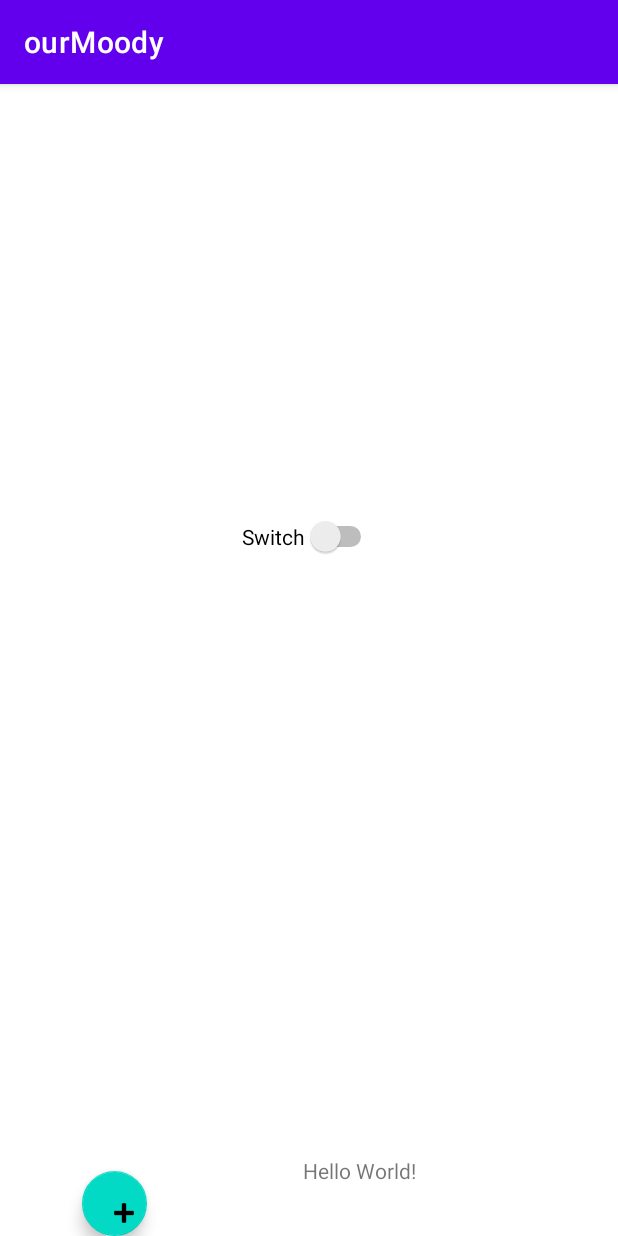
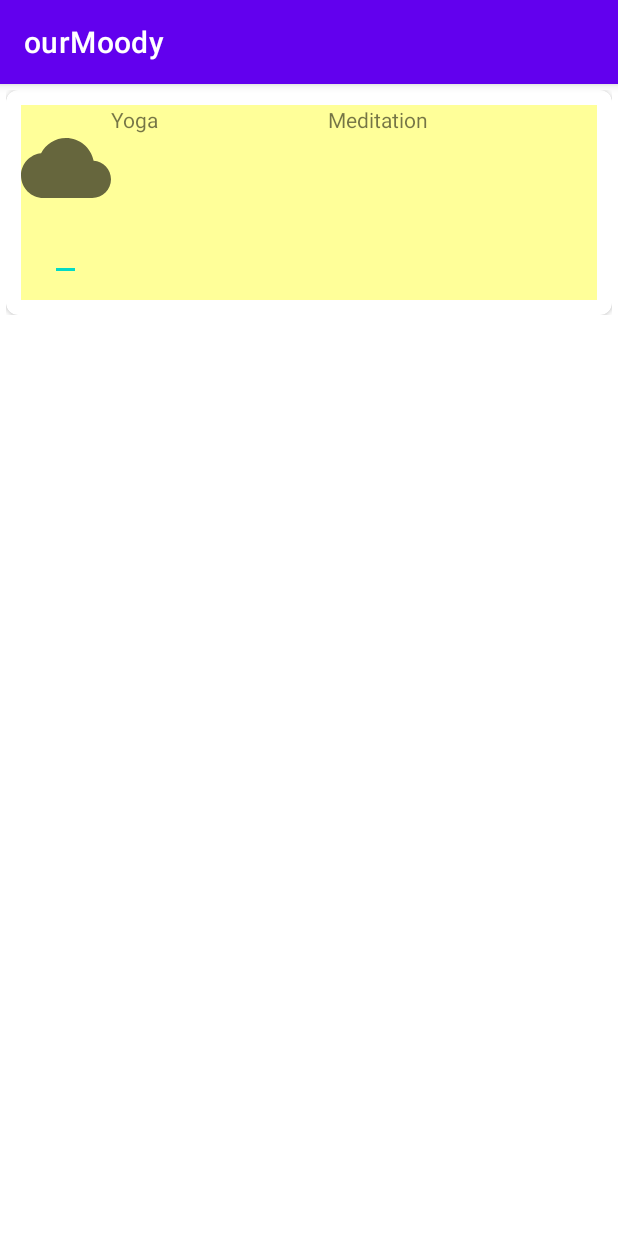
Before and after one commit to chrlnsan/ourMoody, an Android app: the screen it shows after launch (MainActivity), on a phone screen of 412 x 824 dp. Run offline under Robolectric (Android 15) with nearby library versions, the phone set to English and light mode, and no system bars.

Commit message:
entry layout

```diff
--- a/app/build.gradle
+++ b/app/build.gradle
@@ -33,6 +33,9 @@ dependencies {
     implementation 'androidx.appcompat:appcompat:1.2.0'
     implementation 'com.google.android.material:material:1.3.0'
     implementation 'androidx.constraintlayout:constraintlayout:2.0.4'
+    implementation 'androidx.navigation:navigation-fragment:2.2.2'
+    implementation 'androidx.navigation:navigation-ui:2.2.2'
+    implementation 'androidx.legacy:legacy-support-v4:1.0.0'
     testImplementation 'junit:junit:4.+'
     androidTestImplementation 'androidx.test.ext:junit:1.1.2'
     androidTestImplementation 'androidx.test.espresso:espresso-core:3.3.0'
--- /dev/null
+++ b/app/src/main/res/drawable/ic_cloudy.xml
@@ -0,0 +1,10 @@
+<vector xmlns:android="http://schemas.android.com/apk/res/android"
+    android:width="24dp"
+    android:height="24dp"
+    android:viewportWidth="24"
+    android:viewportHeight="24"
+    android:tint="?attr/colorControlNormal">
+  <path
+      android:fillColor="@android:color/white"
+      android:pathData="M19.36,10.04C18.67,6.59 15.64,4 12,4 9.11,4 6.6,5.64 5.35,8.04 2.34,8.36 0,10.91 0,14c0,3.31 2.69,6 6,6h13c2.76,0 5,-2.24 5,-5 0,-2.64 -2.05,-4.78 -4.64,-4.96z"/>
+</vector>
--- /dev/null
+++ b/app/src/main/res/drawable/round_button.xml
@@ -0,0 +1,4 @@
+<?xml version="1.0" encoding="utf-8"?>
+<shape xmlns:android="http://schemas.android.com/apk/res/android">
+    <corners android:radius="10dp"/>
+</shape>
--- a/app/src/main/res/layout/activity_main.xml
+++ b/app/src/main/res/layout/activity_main.xml
@@ -1,48 +1,80 @@
 <?xml version="1.0" encoding="utf-8"?>
-<androidx.constraintlayout.widget.ConstraintLayout xmlns:android="http://schemas.android.com/apk/res/android"
+<LinearLayout xmlns:android="http://schemas.android.com/apk/res/android"
     xmlns:app="http://schemas.android.com/apk/res-auto"
     xmlns:tools="http://schemas.android.com/tools"
     android:layout_width="match_parent"
-    android:layout_height="match_parent"
-    tools:context=".MainActivity">
+    android:layout_height="wrap_content"
+    android:layout_margin="4dp"
+    android:orientation="horizontal">
 
-    <TextView
-        android:id="@+id/textView"
-        android:layout_width="wrap_content"
+
+    <androidx.cardview.widget.CardView
+        android:id="@+id/cv_cardView"
+        android:layout_width="match_parent"
         android:layout_height="wrap_content"
-        android:layout_marginStart="104dp"
-        android:layout_marginLeft="104dp"
-        android:text="Hello World!"
-        app:layout_constraintBottom_toBottomOf="parent"
-        app:layout_constraintHorizontal_bias="0.704"
-        app:layout_constraintLeft_toLeftOf="parent"
-        app:layout_constraintRight_toRightOf="parent"
-        app:layout_constraintStart_toEndOf="@+id/floatingActionButton3"
-        app:layout_constraintTop_toTopOf="parent"
-        app:layout_constraintVertical_bias="0.955" />
+        android:backgroundTint="#FFFFFF"
+        android:clickable="true"
+        android:focusable="true"
+        app:cardCornerRadius="8dp">
 
-    <Switch
-        android:id="@+id/switch1"
-        android:layout_width="wrap_content"
-        android:layout_height="wrap_content"
-        android:layout_marginBottom="111dp"
-        android:text="Switch"
-        app:layout_constraintBottom_toTopOf="@+id/textView"
-        app:layout_constraintEnd_toEndOf="parent"
-        app:layout_constraintStart_toStartOf="parent"
-        app:layout_constraintTop_toTopOf="parent" />
 
-    <com.google.android.material.floatingactionbutton.FloatingActionButton
-        android:id="@+id/floatingActionButton3"
-        android:layout_width="66dp"
-        android:layout_height="43dp"
-        android:clickable="true"
-        app:layout_constraintBottom_toBottomOf="parent"
-        app:layout_constraintEnd_toEndOf="parent"
-        app:layout_constraintHorizontal_bias="0.149"
-        app:layout_constraintStart_toStartOf="parent"
-        app:layout_constraintTop_toBottomOf="@+id/textView"
-        app:layout_constraintVertical_bias="1.0"
-        app:srcCompat="@android:drawable/ic_input_add" />
+        <LinearLayout
+            android:layout_width="match_parent"
+            android:layout_height="130dp"
+            android:layout_margin="10dp"
+            android:gravity="center"
+            android:orientation="vertical">
 
-</androidx.constraintlayout.widget.ConstraintLayout>
+
+            <LinearLayout
+                android:layout_width="match_parent"
+                android:layout_height="match_parent"
+                android:orientation="horizontal"
+                android:background="#ffff99">
+
+                <LinearLayout
+                    android:layout_width="wrap_content"
+                    android:layout_height="match_parent"
+                    android:gravity="center"
+                    android:orientation="vertical">
+
+
+                    <ImageView
+                        android:id="@+id/ivWeather"
+                        android:layout_width="60dp"
+                        android:layout_height="60dp"
+                        app:srcCompat="@drawable/ic_cloudy" />
+
+                    <EditText
+                        android:id="@+id/etDate"
+                        android:layout_width="wrap_content"
+                        android:layout_height="wrap_content"
+                        android:inputType="date"
+                        android:textColor="@android:color/black"
+                        android:textSize="18sp"
+                        tools:text="12.05.21" />
+
+                </LinearLayout>
+
+                <TextView
+                    android:id="@+id/textView"
+                    android:layout_width="wrap_content"
+                    android:layout_height="30dp"
+                    android:layout_weight="1"
+                    android:text="Yoga" />
+
+                <TextView
+                    android:id="@+id/textView2"
+                    android:layout_width="wrap_content"
+                    android:layout_height="30dp"
+                    android:layout_weight="1"
+                    android:text="Meditation" />
+
+            </LinearLayout>
+
+
+        </LinearLayout>
+
+
+    </androidx.cardview.widget.CardView>
+</LinearLayout>
--- /dev/null
+++ b/app/src/main/res/menu/nav_main.xml
@@ -0,0 +1,4 @@
+<?xml version="1.0" encoding="utf-8"?>
+<menu xmlns:android="http://schemas.android.com/apk/res/android">
+
+</menu>
--- a/app/src/main/res/values/strings.xml
+++ b/app/src/main/res/values/strings.xml
@@ -1,3 +1,5 @@
 <resources>
     <string name="app_name">ourMoody</string>
+    <!-- TODO: Remove or change this placeholder text -->
+    <string name="hello_blank_fragment">Hello blank fragment</string>
 </resources>
```
Also changed, not shown: app/src/main/java/com/example/ourmoody/Entries.java (added, +64 -0 lines), app/src/main/java/com/example/ourmoody/Mood.java (added, +64 -0 lines), app/src/main/java/com/example/ourmoody/newEntry.java (added, +64 -0 lines), app/src/main/java/com/example/ourmoody/updateEntry.java (added, +64 -0 lines), app/src/main/res/drawable/ic_ad.xml (added, +10 -0 lines), app/src/main/res/drawable/ic_baseline_delete.xml (added, +10 -0 lines), app/src/main/res/drawable/ic_sunny.xml (added, +10 -0 lines), app/src/main/res/layout/fragment_entries.xml (added, +14 -0 lines), app/src/main/res/layout/fragment_mood.xml (added, +14 -0 lines), app/src/main/res/layout/fragment_new_entry.xml (added, +14 -0 lines), app/src/main/res/layout/fragment_update_entry.xml (added, +14 -0 lines), app/src/main/res/layout/recycle_mood_item.xml (added, +104 -0 lines), app/src/main/res/menu/single_item_menu.xml (added, +9 -0 lines).
